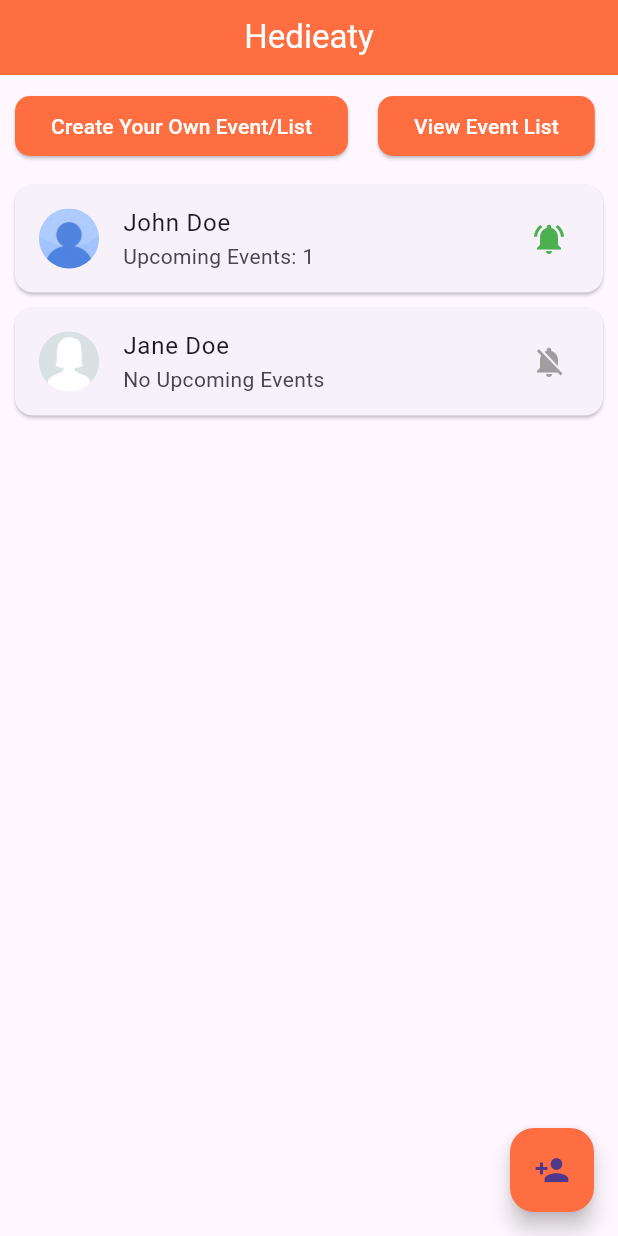
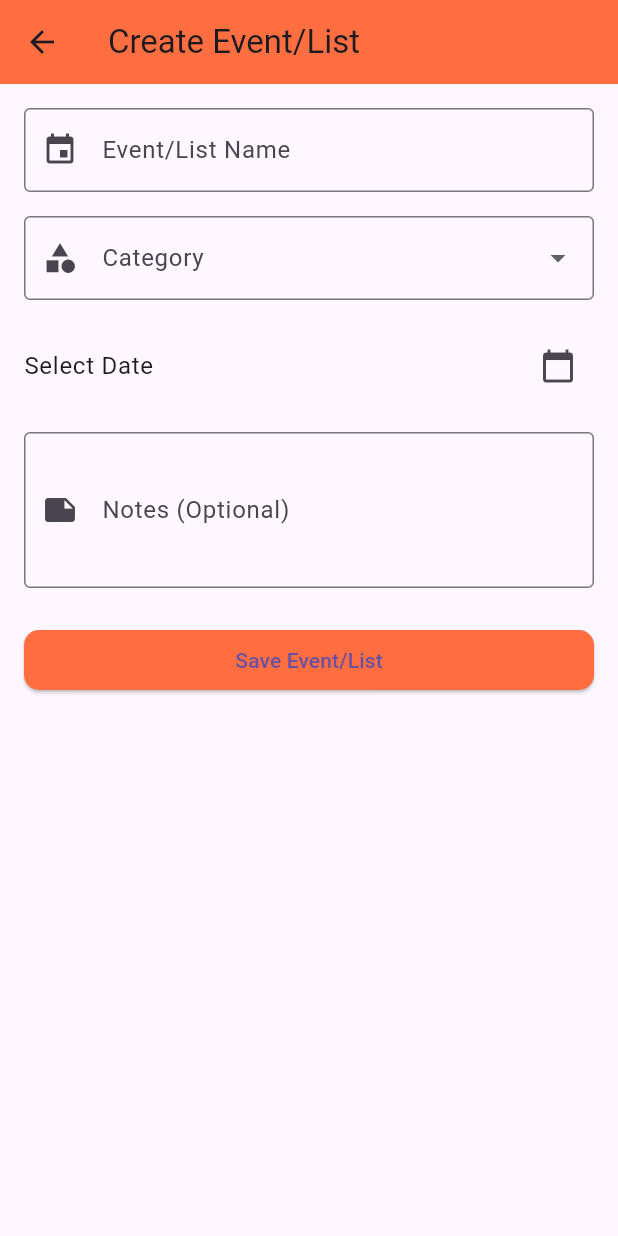
Before and after one commit to segobego123/hedieaty, a Flutter app: the screen it shows after launch, after a tap on "Create Your Own Event/List", on a phone screen of 412 x 824 dp. Run offline on Flutter 3.47's test engine with Material 3 defaults, Android fonts, the phone set to English and light mode, and no system bars.

Commit message:
updates to screens

```diff
--- /dev/null
+++ b/lib/screens/createeventlist_screen.dart
@@ -0,0 +1,147 @@
+import 'package:flutter/material.dart';
+
+class CreateEventListPage extends StatefulWidget {
+  const CreateEventListPage({super.key});
+
+  @override
+  State<CreateEventListPage> createState() => _CreateEventListPageState();
+}
+
+class _CreateEventListPageState extends State<CreateEventListPage> {
+  final _formKey = GlobalKey<FormState>();
+  final TextEditingController _nameController = TextEditingController();
+  final TextEditingController _notesController = TextEditingController();
+  String? _selectedCategory;
+  DateTime? _selectedDate;
+
+  final List<String> _categories = ["Birthday", "Anniversary", "Work", "Personal"];
+
+  void saveEventOrList() {
+    if (_formKey.currentState!.validate()) {
+      String name = _nameController.text.trim();
+      String category = _selectedCategory ?? "Uncategorized";
+      DateTime date = _selectedDate ?? DateTime.now();
+      String notes = _notesController.text.trim();
+
+      // Logic to save event/list
+      print("Saved: Name=$name, Category=$category, Date=$date, Notes=$notes");
+
+      // Navigate back or show confirmation
+      Navigator.pop(context, {
+        "name": name,
+        "category": category,
+        "date": date,
+        "notes": notes,
+      });
+    }
+  }
+
+  void selectDate() async {
+    DateTime? pickedDate = await showDatePicker(
+      context: context,
+      initialDate: DateTime.now(),
+      firstDate: DateTime(2000),
+      lastDate: DateTime(2100),
+    );
+
+    if (pickedDate != null) {
+      setState(() {
+        _selectedDate = pickedDate;
+      });
+    }
+  }
+
+  @override
+  Widget build(BuildContext context) {
+    return Scaffold(
+      appBar: AppBar(
+        title: const Text("Create Event/List"),
+        backgroundColor: Colors.deepOrangeAccent,
+      ),
+      body: Padding(
+        padding: const EdgeInsets.all(16.0),
+        child: Form(
+          key: _formKey,
+          child: ListView(
+            children: [
+              TextFormField(
+                controller: _nameController,
+                decoration: const InputDecoration(
+                  labelText: "Event/List Name",
+                  border: OutlineInputBorder(),
+                  prefixIcon: Icon(Icons.event),
+                ),
+                validator: (value) {
+                  if (value == null || value.trim().isEmpty) {
+                    return "Please enter a name.";
+                  }
+                  return null;
+                },
+              ),
+              const SizedBox(height: 16),
+              DropdownButtonFormField<String>(
+                decoration: const InputDecoration(
+                  labelText: "Category",
+                  border: OutlineInputBorder(),
+                  prefixIcon: Icon(Icons.category),
+                ),
+                items: _categories
+                    .map((category) => DropdownMenuItem(
+                          value: category,
+                          child: Text(category),
+                        ))
+                    .toList(),
+                value: _selectedCategory,
+                onChanged: (value) {
+                  setState(() {
+                    _selectedCategory = value;
+                  });
+                },
+                validator: (value) {
+                  if (value == null) {
+                    return "Please select a category.";
+                  }
+                  return null;
+                },
+              ),
+              const SizedBox(height: 16),
+              ListTile(
+                contentPadding: EdgeInsets.zero,
+                title: Text(
+                  _selectedDate == null
+                      ? "Select Date"
+                      : "Date: ${_selectedDate!.toLocal().toString().split(' ')[0]}",
+                ),
+                trailing: IconButton(
+                  icon: const Icon(Icons.calendar_today),
+                  onPressed: selectDate,
+                ),
+              ),
+              const SizedBox(height: 16),
+              TextFormField(
+                controller: _notesController,
+                decoration: const InputDecoration(
+                  labelText: "Notes (Optional)",
+                  border: OutlineInputBorder(),
+                  prefixIcon: Icon(Icons.note),
+                ),
+                maxLines: 3,
+              ),
+              const SizedBox(height: 24),
+              ElevatedButton(
+                onPressed: saveEventOrList,
+                style: ElevatedButton.styleFrom(
+                  backgroundColor: Colors.deepOrangeAccent,
+                  shape: RoundedRectangleBorder(
+                    borderRadius: BorderRadius.circular(10),
+                  ),
+                ),
+                child: const Text("Save Event/List"),
+              ),
+            ],
+          ),
+        ),
+      ),
+    );
+  }
+}
--- a/lib/screens/homepage_screen.dart
+++ b/lib/screens/homepage_screen.dart
@@ -1,7 +1,9 @@
 import 'package:flutter/material.dart';
 
+import 'addfriend_screen.dart';
 import 'eventlistpage_screen.dart';
 import 'giftlistpage_screen.dart';
+import 'createeventlist_screen.dart';
 
 class HomePage extends StatefulWidget {
   const HomePage({super.key});
@@ -29,7 +31,7 @@ class _HomePageState extends State<HomePage> {
     Navigator.push(
       context,
       MaterialPageRoute(
-        builder: (context) => GiftListPage(friendName: friendName),
+        builder: (context) => GiftListPage(friendName: friendName, eventName: '',),
       ),
     );
   }
@@ -43,15 +45,35 @@ class _HomePageState extends State<HomePage> {
     );
   }
 
-  void addFriend() {
-    // Logic to add a friend manually or from the contact list
-    print("Add friend logic goes here");
+  void addFriend() async {
+    final result = await Navigator.push(
+      context,
+      MaterialPageRoute(
+        builder: (context) => const AddFriendPage(),
+      ),
+    );
+
+    if (result != null && result is Map<String, String>) {
+      print("Friend added: ${result['name']} - ${result['phone']}");
+      // Add result to your friend list
+    }
   }
 
-  void createEventOrList() {
-    // Logic to create a new event or gift list
-    print("Create event/list logic goes here");
+
+  void createEventOrList() async {
+    final result = await Navigator.push(
+      context,
+      MaterialPageRoute(
+        builder: (context) => const CreateEventListPage(),
+      ),
+    );
+
+    if (result != null && result is Map<String, dynamic>) {
+      print("Event/List created: $result");
+      // Add result to your events/lists
+    }
   }
+
 
   @override
   Widget build(BuildContext context) {
```
Also changed, not shown: lib/screens/addfriend_screen.dart (added, +100 -0 lines), lib/screens/giftdetailspage_screen.dart (+107 -0 lines), lib/screens/giftlistpage_screen.dart (+115 -6 lines).
